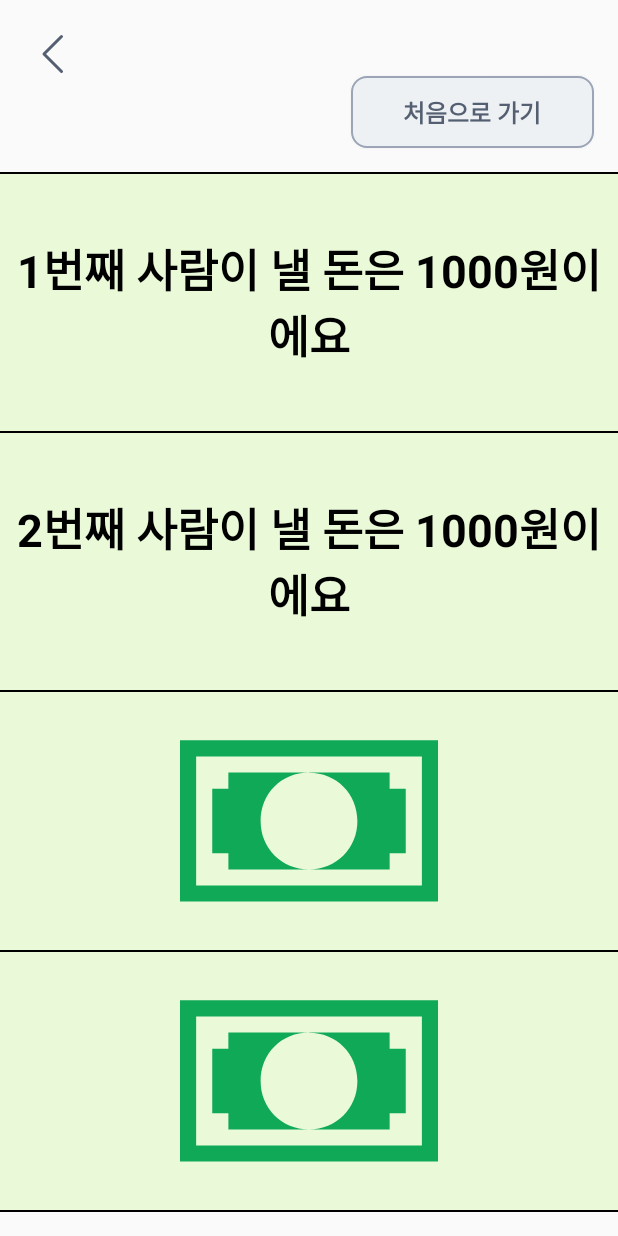
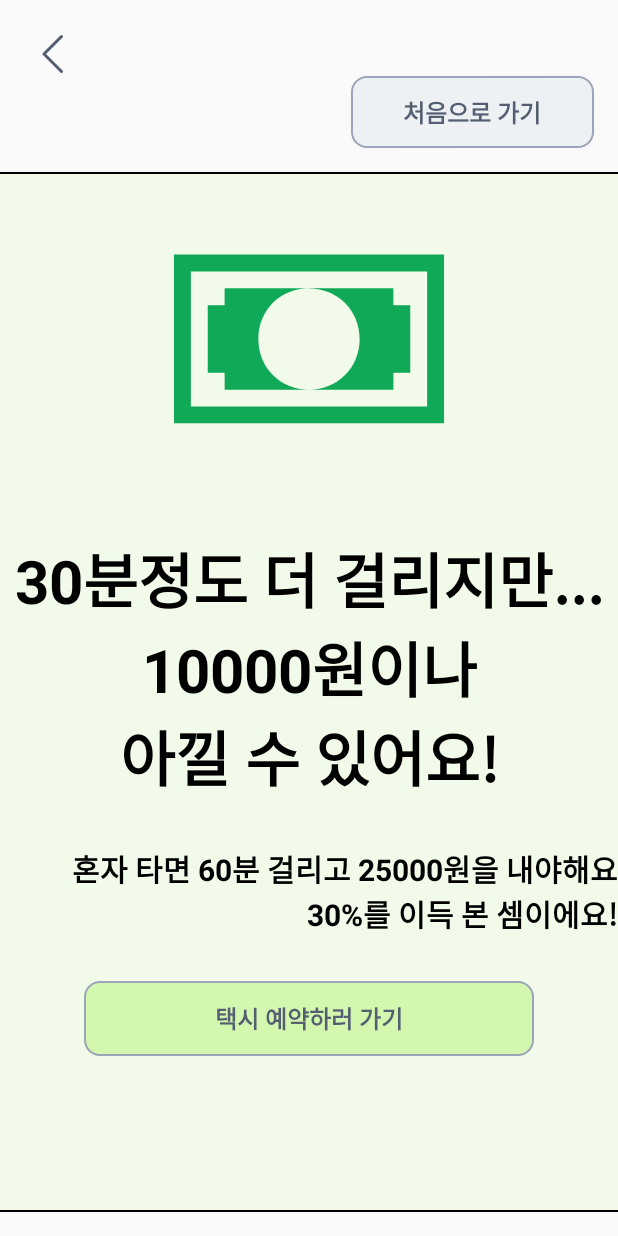
Before and after one commit to CSID-DGU/2024-1-OSS-team-3-TaxiTogether, an Android app: the screen8 screen opened directly, with no data from a screen before it, on a phone screen of 412 x 824 dp. Run offline under Robolectric (Android 15) with nearby library versions, the light colour scheme and no system bars; 2 statements that could not run were skipped.

Commit message:
Modify_screen8(Incompleted)

```diff
--- a/Android/app/src/main/java/com/taxitogether/app/screen8.java
+++ b/Android/app/src/main/java/com/taxitogether/app/screen8.java
@@ -4,53 +4,51 @@ import androidx.appcompat.app.AppCompatActivity;
 
 import android.graphics.Color;
 import android.graphics.Typeface;
+import android.net.Uri;
 import android.os.Bundle;
 import android.content.Intent;
 import android.view.Gravity;
 import android.view.View;
-import android.widget.FrameLayout;
+import android.widget.LinearLayout;
 import android.widget.ImageView;
 import android.widget.TextView;
 
 public class screen8 extends AppCompatActivity {
 
-    FrameLayout[] frameLayouts = new FrameLayout[4];
+    LinearLayout linearLayouts;
     @Override
     protected void onCreate(Bundle savedInstanceState) {
         super.onCreate(savedInstanceState);
         setContentView(R.layout.screen8);
 
-        // 프레임 레이아웃 배열 초기화
-        frameLayouts[0] = findViewById(R.id.screen8_frame1);
-        frameLayouts[1] = findViewById(R.id.screen8_frame2);
-        frameLayouts[2] = findViewById(R.id.screen8_frame3);
-        frameLayouts[3] = findViewById(R.id.screen8_frame4);
 
-        // 백엔드로부터 받을 각 승객들이 내야할 금액
-        int[] amount= new int[4];
-        // 각 승객들이 내야할 금액을 설정
-        // 예시로 1000원씩 내야한다고 설정
-        for (int i = 0; i < amount.length; i++) {
-            amount[i] = 1000;
-        }
+        // 승객이 혼자 탑승했을 경우 지불했을 금액과 걸린 시간
+        int past_cost=0; int past_time=0;
+        // 백엔드로부터 얻어낼 본인이 낼 금액과 걸린 시간(시간은 api 콜)
+        int cost=0; int time=0;
+        // 승객이 얼마를 이득봤는지와 시간은 얼마나 더 걸렸는지
+        int profit = past_cost - cost; //
+        int more_time = time - past_time;
         // 전역 변수(몇 명이 타는지)
         int num = ( (ValueApplication) getApplication() ).get_num();
 
-        for(int i=1; i<=num; i++){
         TextView tv = new TextView(this);
-            tv.setText(i+"번째 사람이 낼 돈은 " + amount[i-1]+"원이에요");
+        tv.setText(more_time+"분만큼 더 걸렸지만...");
         tv.setTextColor(Color.BLACK);
         tv.setTextAlignment(View.TEXT_ALIGNMENT_CENTER);
         tv.setGravity(Gravity.CENTER);
         tv.setTextSize(30);
         tv.setTypeface(null, Typeface.BOLD);
-            frameLayouts[i-1].addView(tv);
-        }
-        for(int i=num; i<4; i++){
-            ImageView iv = new ImageView(this);
-            iv.setImageResource(R.drawable.money);
-            frameLayouts[i].addView(iv);
-        }
+        linearLayouts.addView(tv);
+
+        TextView tv2 = new TextView(this);
+        tv2.setText(profit+"원을 아꼈어요!");
+        tv2.setTextColor(Color.BLACK);
+        tv2.setTextAlignment(View.TEXT_ALIGNMENT_CENTER);
+        tv2.setGravity(Gravity.CENTER);
+        tv2.setTextSize(30);
+        tv2.setTypeface(null, Typeface.BOLD);
+        linearLayouts.addView(tv2);
 
     }
 
@@ -63,4 +61,18 @@ public class screen8 extends AppCompatActivity {
         startActivity((intent));
         finish();
     }
+
+    // 카카오 택시가 있을 경우 실행하고 아닐 경우 실행하지 않는다.
+    public void button3(View v){
+        final String kakaoPackage = "com.kakao.taxi";
+        final Intent intentKakao = getPackageManager().getLaunchIntentForPackage(kakaoPackage);
+        try {
+            startActivity(intentKakao); // 라인 앱을 실행해본다.
+        } catch (Exception e) {  // 만약 실행이 안된다면 (앱이 없다면)
+            Intent intentPlayStore = new Intent(Intent.ACTION_VIEW, Uri.parse("market://details?id=" + kakaoPackage)); // 설치 링크를 인텐트에 담아
+            startActivity(intentPlayStore); // 플레이스토어로 이동
         }
+
+
+    }
+}
--- a/Android/app/src/main/res/drawable/money.xml
+++ b/Android/app/src/main/res/drawable/money.xml
@@ -1,6 +1,6 @@
 <vector xmlns:android="http://schemas.android.com/apk/res/android"
-    android:width="90dp"
-    android:height="90dp"
+    android:width="180dp"
+    android:height="180dp"
     android:viewportWidth="90"
     android:viewportHeight="90">
     <path
--- a/Android/app/src/main/res/layout/screen8.xml
+++ b/Android/app/src/main/res/layout/screen8.xml
@@ -37,57 +37,59 @@
         android:background="#000000"
         android:layout_marginTop="16dp"/> <!-- 위쪽 선 -->
 
-    <FrameLayout
-        android:id="@+id/screen8_frame1"
+    <LinearLayout
+        android:id="@+id/screen8_linear1"
         android:layout_width="match_parent"
         android:layout_height="0dp"
         android:layout_weight="1"
-        android:background="#40B6F675">
+        android:orientation="vertical"
+        android:background="#20B6F675">
 
-    </FrameLayout>
+        <ImageView
+            android:id="@+id/money"
+            android:layout_width="match_parent"
+            android:layout_height="wrap_content"
+            android:layout_marginTop="20dp"
+            app:srcCompat="@drawable/money" />
 
-    <View
-        android:layout_width="match_parent"
-        android:layout_height="1dp"
-        android:background="@android:color/black"/> <!-- 아래쪽 선 -->
+        <TextView
+            android:id="@+id/textView2"
+            android:layout_width="match_parent"
+            android:layout_height="wrap_content"
+            android:layout_marginTop="40dp"
+            android:text="30분정도 더 걸리지만...\n10000원이나\n아낄 수 있어요!"
+            android:textAlignment="center"
+            android:textColor="#000000"
+            android:textSize="40sp"
+            android:textStyle="bold" />
 
-    <FrameLayout
-        android:id="@+id/screen8_frame2"
-        android:layout_width="match_parent"
-        android:layout_height="0dp"
-        android:layout_weight="1"
+        <TextView
+            android:id="@+id/textView3"
+            android:layout_width="match_parent"
+            android:layout_height="wrap_content"
+            android:layout_marginTop="30dp"
+            android:text="혼자 타면 60분 걸리고 25000원을 내야해요\n30%를 이득 본 셈이에요!"
+            android:gravity="right"
+            android:textColor="#000000"
+            android:textSize="20sp"
+            android:textStyle="bold" />
 
-        android:background="#40B6F675">
+        <Button
+            android:id="@+id/button_go_taxi"
+            android:layout_width="wrap_content"
+            android:layout_height="wrap_content"
+            android:layout_gravity="center"
+            android:layout_marginTop="30dp"
+            android:layout_marginHorizontal="0dp"
+            android:background="@drawable/button_style2"
+            android:text="택시 예약하러 가기"
+            android:textColor="#545F71"
+            android:textSize="16sp"
+            android:textStyle="bold"
+            android:onClick="button3" />
+    </LinearLayout>
 
-    </FrameLayout>
 
-    <View
-        android:layout_width="match_parent"
-        android:layout_height="1dp"
-        android:background="@android:color/black"/> <!-- 아래쪽 선 -->
-
-    <FrameLayout
-        android:id="@+id/screen8_frame3"
-        android:layout_width="match_parent"
-        android:layout_height="0dp"
-        android:layout_weight="1"
-        android:background="#40B6F675">
-
-    </FrameLayout>
-
-    <View
-        android:layout_width="match_parent"
-        android:layout_height="1dp"
-        android:background="@android:color/black"/> <!-- 아래쪽 선 -->
-
-    <FrameLayout
-        android:id="@+id/screen8_frame4"
-        android:layout_width="match_parent"
-        android:layout_height="0dp"
-        android:layout_weight="1"
-        android:background="#40B6F675">
-
-    </FrameLayout>
 
     <View
         android:layout_width="match_parent"
```
Lines whose indentation alone changed are shown as unchanged.
